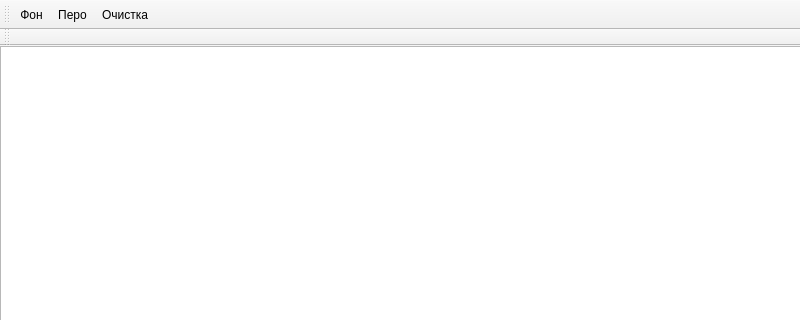
The window that Lab_5/graphicseditor.ui (danyowoj/TTE) describes before a commit, drawn with Qt 5; both pictures show x 0 to 800 and y 0 to 320 of the 800 by 600 pixel window.
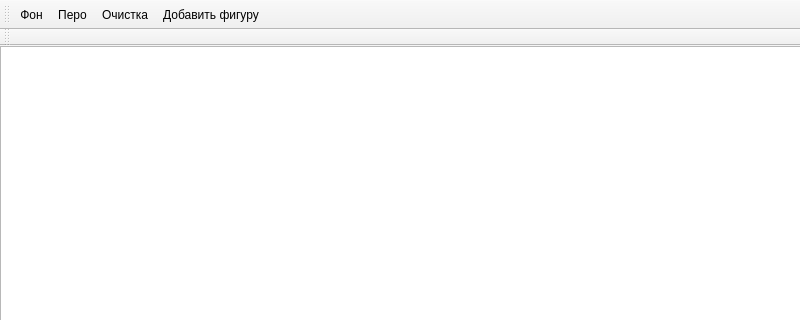
The same window after the commit.

Commit message: Add walls, figures

Diff of the .ui file:
```diff
--- a/Lab_5/graphicseditor.ui
+++ b/Lab_5/graphicseditor.ui
@@ -48,6 +48,7 @@
    <addaction name="BackColor"/>
    <addaction name="SetPen"/>
    <addaction name="Clear"/>
+   <addaction name="AddFigure"/>
   </widget>
   <widget class="QToolBar" name="toolBar_2">
    <property name="windowTitle">
@@ -75,6 +76,11 @@
     <string>Очистка</string>
    </property>
   </action>
+  <action name="AddFigure">
+   <property name="text">
+    <string>Добавить фигуру</string>
+   </property>
+  </action>
  </widget>
  <resources/>
  <connections/>
```
The commit also changes 6 other files.
